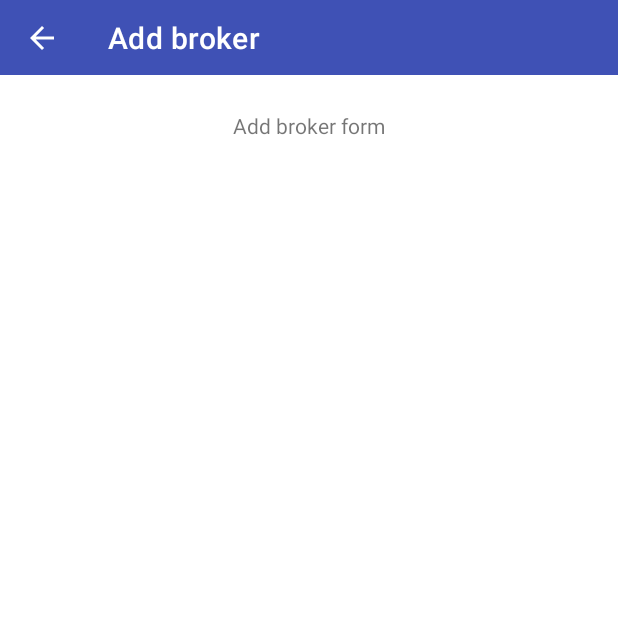
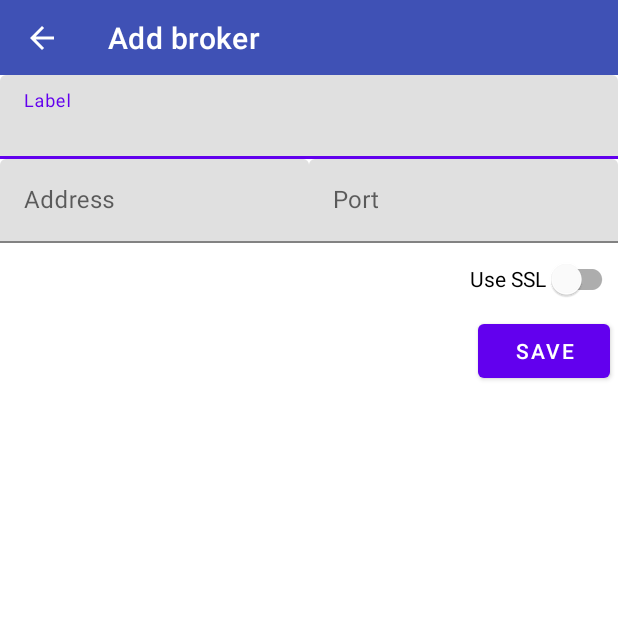
Before and after one commit to yurtsiv/MQTTPlay, an Android app: the AddBrokerActivity screen opened directly, with no data from a screen before it, on a phone screen of 412 x 824 dp, the top half of it. Run offline under Robolectric (Android 15) with nearby library versions, the phone set to English and light mode, and no system bars.

Commit message:
add broker form simple UI

```diff
--- a/app/src/main/java/com/example/mqttplay/AddBrokerActivity.kt
+++ b/app/src/main/java/com/example/mqttplay/AddBrokerActivity.kt
@@ -3,6 +3,8 @@ package com.example.mqttplay
 import android.content.Intent
 import androidx.appcompat.app.AppCompatActivity
 import android.os.Bundle
+import android.widget.Button
+import android.widget.Toast
 import androidx.appcompat.widget.Toolbar
 import com.google.android.material.appbar.MaterialToolbar
 
@@ -12,6 +14,14 @@ class AddBrokerActivity : AppCompatActivity() {
         setContentView(R.layout.activity_add_broker)
 
         setupToolbar()
+        setupSaveBtn()
+    }
+
+    private fun setupSaveBtn() {
+        val saveBtn = findViewById<Button>(R.id.saveBrokerBtn)
+        saveBtn.setOnClickListener {
+            Toast.makeText(this,"Submit", Toast.LENGTH_SHORT).show()
+        }
     }
 
     private fun setupToolbar() {
--- a/app/src/main/res/layout/activity_add_broker.xml
+++ b/app/src/main/res/layout/activity_add_broker.xml
@@ -5,6 +5,14 @@
     android:layout_width="match_parent"
     android:layout_height="match_parent"
     tools:context=".AddBrokerActivity">
+
+    <LinearLayout
+        android:layout_width="match_parent"
+        android:layout_height="match_parent"
+        android:gravity="right"
+        android:orientation="vertical"
+        tools:layout_editor_absoluteX="-92dp"
+        tools:layout_editor_absoluteY="390dp">
 
         <com.google.android.material.appbar.MaterialToolbar
             android:id="@+id/addBrokerToolbar"
@@ -17,13 +25,57 @@
             app:layout_constraintTop_toTopOf="parent"
             app:navigationIcon="@drawable/abc_vector_test" />
 
-    <TextView
-        android:id="@+id/textView"
+        <com.google.android.material.textfield.TextInputLayout
+            android:id="@+id/labelTextField"
+            android:layout_width="match_parent"
+            android:layout_height="wrap_content"
+            android:hint="Label">
+
+            <com.google.android.material.textfield.TextInputEditText
+                android:layout_width="match_parent"
+                android:layout_height="wrap_content" />
+        </com.google.android.material.textfield.TextInputLayout>
+
+        <LinearLayout
+            android:layout_width="match_parent"
+            android:layout_height="wrap_content"
+            android:weightSum="2">
+
+            <com.google.android.material.textfield.TextInputLayout
+                android:id="@+id/addressTextField"
+                android:layout_width="0dp"
+                android:layout_height="match_parent"
+                android:layout_weight="1"
+                android:hint="Address">
+
+                <com.google.android.material.textfield.TextInputEditText
+                    android:layout_width="match_parent"
+                    android:layout_height="match_parent" />
+            </com.google.android.material.textfield.TextInputLayout>
+
+            <com.google.android.material.textfield.TextInputLayout
+                android:id="@+id/portTextField"
+                android:layout_width="0dp"
+                android:layout_height="match_parent"
+                android:layout_weight="1"
+                android:hint="Port">
+
+                <com.google.android.material.textfield.TextInputEditText
+                    android:layout_width="match_parent"
+                    android:layout_height="wrap_content" />
+            </com.google.android.material.textfield.TextInputLayout>
+        </LinearLayout>
+
+        <com.google.android.material.switchmaterial.SwitchMaterial
             android:layout_width="wrap_content"
             android:layout_height="wrap_content"
-        android:layout_marginTop="24dp"
-        android:text="Add broker form"
-        app:layout_constraintEnd_toEndOf="parent"
-        app:layout_constraintStart_toStartOf="parent"
-        app:layout_constraintTop_toBottomOf="@+id/addBrokerToolbar" />
+            android:text="Use SSL" />
+
+        <Button
+            android:id="@+id/saveBrokerBtn"
+            android:layout_width="wrap_content"
+            android:layout_height="wrap_content"
+            android:layout_marginRight="5dp"
+            android:text="Save" />
+    </LinearLayout>
 </androidx.constraintlayout.widget.ConstraintLayout>
```
Lines whose indentation alone changed are shown as unchanged.
